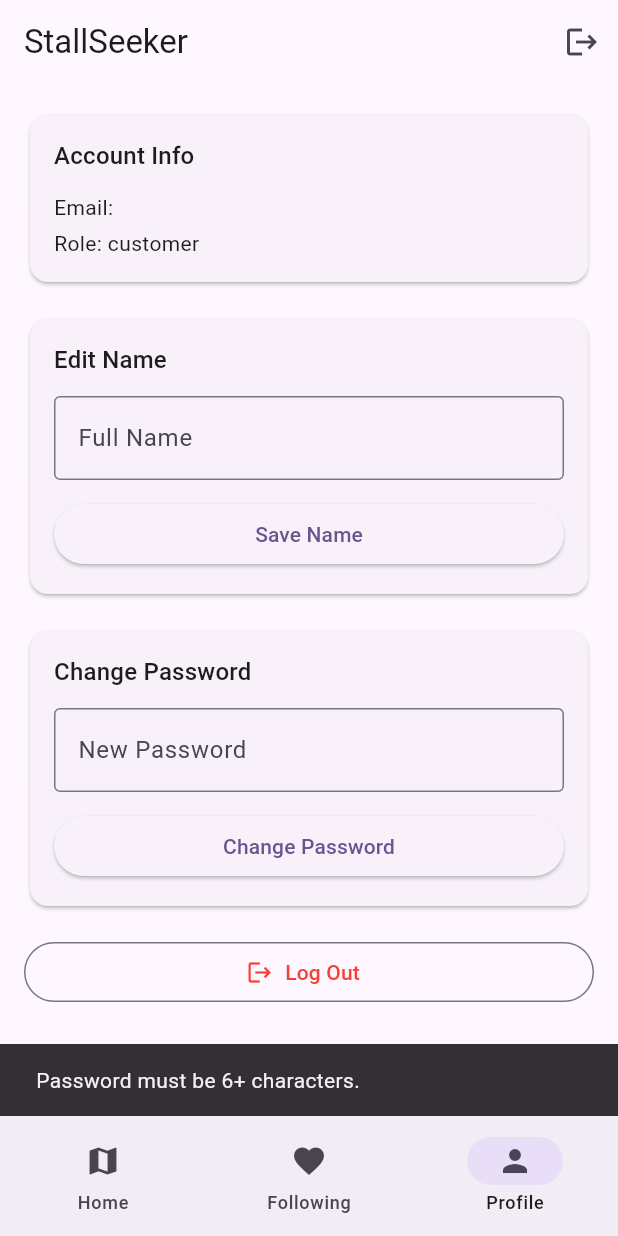
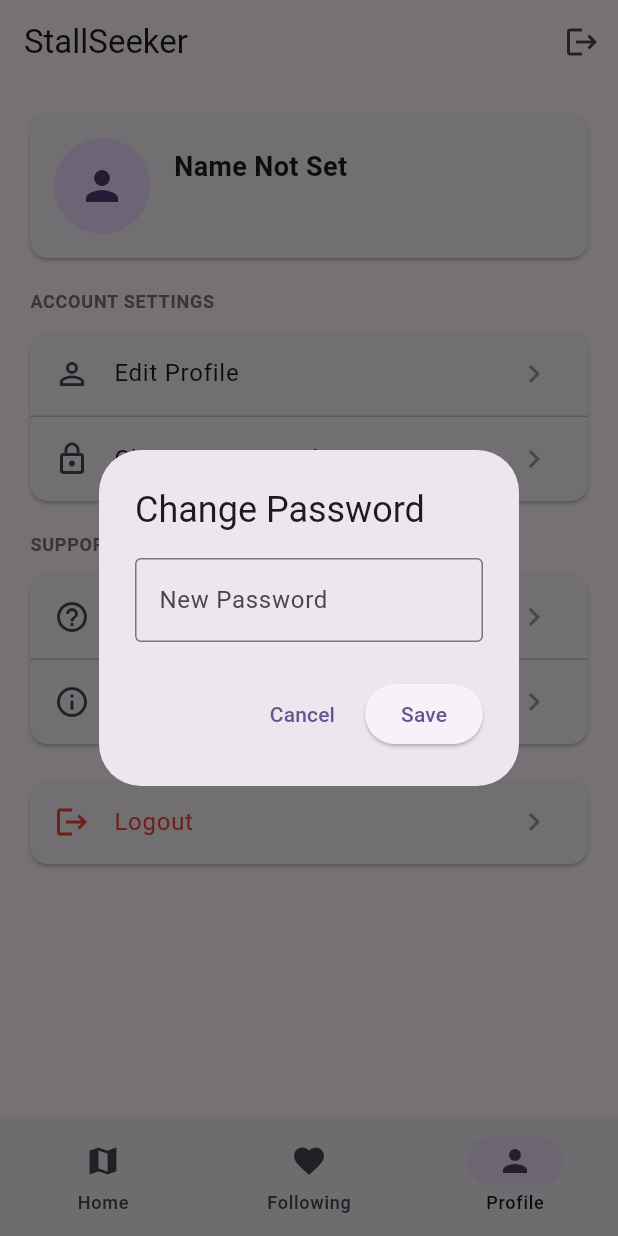
Before and after one commit to Adam-Danish/StallSeeker_Trial, a Flutter app: the screen it shows once a user with an empty profile is signed in, item 3 of the bottom bar chosen, after a tap on "Change Password", on a phone screen of 412 x 824 dp. Run offline on Flutter 3.47's test engine with Material 3 defaults, Android fonts, the phone set to English and light mode, and no system bars; our stand-ins replace cloud_firestore, firebase_auth, firebase_core, firebase_messaging, firebase_storage, flutter_local_notifications and 4 more; accounts and stored records are empty.

Commit message:
Fix customer profile screen to match vendor profile style

```diff
--- a/lib/features/customer/profile/customer_profile_screen.dart
+++ b/lib/features/customer/profile/customer_profile_screen.dart
@@ -2,6 +2,8 @@ import 'package:flutter/material.dart';
 import 'package:firebase_auth/firebase_auth.dart';
 import '../../../core/models/user_model.dart';
 import '../../../core/services/auth_service.dart';
+import '../../shared/faq_screen.dart';
+import '../../shared/about_screen.dart';
 import '../../shared/logout_helper.dart';
 
 class CustomerProfileScreen extends StatefulWidget {
@@ -13,25 +15,14 @@ class CustomerProfileScreen extends StatefulWidget {
 
 class _CustomerProfileScreenState extends State<CustomerProfileScreen> {
   final _authService = AuthService();
-  final _nameController = TextEditingController();
-  final _newPasswordController = TextEditingController();
 
   UserModel? _userModel;
   bool _isLoading = true;
-  bool _isSavingName = false;
-  bool _isChangingPassword = false;
 
   @override
   void initState() {
     super.initState();
     _loadUserData();
-  }
-
-  @override
-  void dispose() {
-    _nameController.dispose();
-    _newPasswordController.dispose();
-    super.dispose();
   }
 
   Future<void> _loadUserData() async {
@@ -41,67 +32,187 @@ class _CustomerProfileScreenState extends State<CustomerProfileScreen> {
       if (mounted) {
         setState(() {
           _userModel = userData;
-          _nameController.text = userData?.fullName ?? '';
           _isLoading = false;
         });
       }
     } else {
+      if (mounted) {
         setState(() => _isLoading = false);
       }
     }
+  }
 
-  Future<void> _saveName() async {
+  void _showEditProfileDialog() {
+    final nameController =
+        TextEditingController(text: _userModel?.fullName ?? '');
+    bool isSaving = false;
+
+    showDialog(
+      context: context,
+      builder: (dialogContext) {
+        return StatefulBuilder(
+          builder: (dialogContext, setDialogState) {
+            return AlertDialog(
+              title: const Text('Edit Profile'),
+              content: TextField(
+                controller: nameController,
+                decoration: const InputDecoration(
+                  labelText: 'Full Name',
+                  border: OutlineInputBorder(),
+                ),
+              ),
+              actions: [
+                TextButton(
+                  onPressed: () => Navigator.pop(dialogContext),
+                  child: const Text('Cancel'),
+                ),
+                ElevatedButton(
+                  onPressed: isSaving
+                      ? null
+                      : () async {
                           final user = FirebaseAuth.instance.currentUser;
-    if (user == null) return;
+                          final newName = nameController.text.trim();
+                          if (user == null || newName.isEmpty) return;
 
-    final newName = _nameController.text.trim();
-    if (newName.isEmpty) {
+                          setDialogState(() => isSaving = true);
+                          final error = await _authService.updateFullName(
+                              user.uid, newName);
+
+                          if (dialogContext.mounted) {
+                            Navigator.pop(dialogContext);
+                          }
+
+                          if (error == null) {
+                            await _loadUserData(); // refresh header card
+                          }
+
+                          if (!mounted) return;
+
                           ScaffoldMessenger.of(context).showSnackBar(
-        const SnackBar(content: Text('Name cannot be empty.')),
+                            SnackBar(
+                              content: Text(error ?? 'Profile updated.'),
+                              backgroundColor:
+                                  error != null ? Colors.red : Colors.green,
+                            ),
+                          );
+                        },
+                  child: isSaving
+                      ? const SizedBox(
+                          width: 20,
+                          height: 20,
+                          child: CircularProgressIndicator(strokeWidth: 2),
+                        )
+                      : const Text('Save'),
+                ),
+              ],
+            );
+          },
+        );
+      },
+    );
+  }
+
+  void _showChangePasswordDialog() {
+    final passwordController = TextEditingController();
+    bool isSaving = false;
+
+    showDialog(
+      context: context,
+      builder: (dialogContext) {
+        return StatefulBuilder(
+          builder: (dialogContext, setDialogState) {
+            return AlertDialog(
+              title: const Text('Change Password'),
+              content: TextField(
+                controller: passwordController,
+                obscureText: true,
+                decoration: const InputDecoration(
+                  labelText: 'New Password',
+                  border: OutlineInputBorder(),
+                ),
+              ),
+              actions: [
+                TextButton(
+                  onPressed: () => Navigator.pop(dialogContext),
+                  child: const Text('Cancel'),
+                ),
+                ElevatedButton(
+                  onPressed: isSaving
+                      ? null
+                      : () async {
+                          final newPassword = passwordController.text.trim();
+                          if (newPassword.length < 6) {
+                            ScaffoldMessenger.of(context).showSnackBar(
+                              const SnackBar(
+                                  content:
+                                      Text('Password must be 6+ characters.')),
                             );
                             return;
                           }
 
-    setState(() => _isSavingName = true);
+                          setDialogState(() => isSaving = true);
+                          final error =
+                              await _authService.changePassword(newPassword);
 
-    final error = await _authService.updateFullName(user.uid, newName);
+                          if (dialogContext.mounted) {
+                            Navigator.pop(dialogContext);
+                          }
 
-    if (mounted) {
-      setState(() => _isSavingName = false);
+                          if (!mounted) return;
+
                           ScaffoldMessenger.of(context).showSnackBar(
                             SnackBar(
-          content: Text(error ?? 'Name updated.'),
-          backgroundColor: error != null ? Colors.red : Colors.green,
+                              content: Text(
+                                  error ?? 'Password changed successfully.'),
+                              backgroundColor:
+                                  error != null ? Colors.red : Colors.green,
+                            ),
+                          );
+                        },
+                  child: isSaving
+                      ? const SizedBox(
+                          width: 20,
+                          height: 20,
+                          child: CircularProgressIndicator(strokeWidth: 2),
+                        )
+                      : const Text('Save'),
+                ),
+              ],
+            );
+          },
+        );
+      },
+    );
+  }
+
+  Widget _sectionHeader(String title) {
+    return Padding(
+      padding: const EdgeInsets.fromLTRB(4, 16, 4, 8),
+      child: Text(
+        title,
+        style: TextStyle(
+          fontSize: 12,
+          fontWeight: FontWeight.bold,
+          color: Colors.grey.shade600,
+          letterSpacing: 0.5,
+        ),
       ),
     );
   }
-  }
 
-  Future<void> _changePassword() async {
-    final newPassword = _newPasswordController.text.trim();
-    if (newPassword.length < 6) {
-      ScaffoldMessenger.of(context).showSnackBar(
-        const SnackBar(content: Text('Password must be 6+ characters.')),
+  Widget _settingsTile({
+    required IconData icon,
+    required String title,
+    required VoidCallback onTap,
+    Color? iconColor,
+    Color? textColor,
+  }) {
+    return ListTile(
+      leading: Icon(icon, color: iconColor),
+      title: Text(title, style: TextStyle(color: textColor)),
+      trailing: const Icon(Icons.chevron_right, color: Colors.grey),
+      onTap: onTap,
     );
-      return;
-    }
-
-    setState(() => _isChangingPassword = true);
-
-    final error = await _authService.changePassword(newPassword);
-
-    if (mounted) {
-      setState(() => _isChangingPassword = false);
-      if (error == null) {
-        _newPasswordController.clear();
-      }
-      ScaffoldMessenger.of(context).showSnackBar(
-        SnackBar(
-          content: Text(error ?? 'Password changed successfully.'),
-          backgroundColor: error != null ? Colors.red : Colors.green,
-        ),
-      );
-    }
   }
 
   @override
@@ -111,108 +222,98 @@ class _CustomerProfileScreenState extends State<CustomerProfileScreen> {
     }
 
     return ListView(
-      padding: const EdgeInsets.all(16.0),
+      padding: const EdgeInsets.all(16),
       children: [
-        // Account info (read-only)
         Card(
           child: Padding(
-            padding: const EdgeInsets.all(16.0),
+            padding: const EdgeInsets.all(16),
+            child: Row(
+              children: [
+                CircleAvatar(
+                  radius: 32,
+                  backgroundColor:
+                      Theme.of(context).colorScheme.primaryContainer,
+                  child: const Icon(Icons.person, size: 32),
+                ),
+                const SizedBox(width: 16),
+                Expanded(
                   child: Column(
                     crossAxisAlignment: CrossAxisAlignment.start,
                     children: [
-                Text('Account Info',
-                    style: Theme.of(context).textTheme.titleMedium),
-                const SizedBox(height: 12),
-                Text('Email: ${_userModel?.email ?? "N/A"}'),
+                      Text(
+                        _userModel?.fullName.isNotEmpty == true
+                            ? _userModel!.fullName
+                            : 'Name Not Set',
+                        style: const TextStyle(
+                            fontSize: 18, fontWeight: FontWeight.bold),
+                      ),
                       const SizedBox(height: 4),
-                Text('Role: ${_userModel?.role ?? "N/A"}'),
+                      Text(
+                        _userModel?.email ?? '',
+                        style: TextStyle(color: Colors.grey.shade600),
+                      ),
                     ],
-            ),
-          ),
-        ),
-        const SizedBox(height: 16),
-
-        // Edit name
-        Card(
-          child: Padding(
-            padding: const EdgeInsets.all(16.0),
-            child: Column(
-              crossAxisAlignment: CrossAxisAlignment.start,
-              children: [
-                Text('Edit Name',
-                    style: Theme.of(context).textTheme.titleMedium),
-                const SizedBox(height: 12),
-                TextField(
-                  controller: _nameController,
-                  decoration: const InputDecoration(
-                    labelText: 'Full Name',
-                    border: OutlineInputBorder(),
-                  ),
-                ),
-                const SizedBox(height: 12),
-                SizedBox(
-                  width: double.infinity,
-                  child: ElevatedButton(
-                    onPressed: _isSavingName ? null : _saveName,
-                    child: _isSavingName
-                        ? const SizedBox(
-                            width: 20,
-                            height: 20,
-                            child: CircularProgressIndicator(strokeWidth: 2),
-                          )
-                        : const Text('Save Name'),
                   ),
                 ),
               ],
             ),
           ),
         ),
-        const SizedBox(height: 16),
-
-        // Change password
+        _sectionHeader('ACCOUNT SETTINGS'),
         Card(
-          child: Padding(
-            padding: const EdgeInsets.all(16.0),
           child: Column(
-              crossAxisAlignment: CrossAxisAlignment.start,
             children: [
-                Text('Change Password',
-                    style: Theme.of(context).textTheme.titleMedium),
-                const SizedBox(height: 12),
-                TextField(
-                  controller: _newPasswordController,
-                  obscureText: true,
-                  decoration: const InputDecoration(
-                    labelText: 'New Password',
-                    border: OutlineInputBorder(),
+              _settingsTile(
+                icon: Icons.person_outline,
+                title: 'Edit Profile',
+                onTap: _showEditProfileDialog,
               ),
-                ),
-                const SizedBox(height: 12),
-                SizedBox(
-                  width: double.infinity,
-                  child: ElevatedButton(
-                    onPressed: _isChangingPassword ? null : _changePassword,
-                    child: _isChangingPassword
-                        ? const SizedBox(
-                            width: 20,
-                            height: 20,
-                            child: CircularProgressIndicator(strokeWidth: 2),
-                          )
-                        : const Text('Change Password'),
-                  ),
+              const Divider(height: 1),
+              _settingsTile(
+                icon: Icons.lock_outline,
+                title: 'Change Password',
+                onTap: _showChangePasswordDialog,
               ),
             ],
           ),
         ),
+        _sectionHeader('SUPPORT & INFORMATION'),
+        Card(
+          child: Column(
+            children: [
+              _settingsTile(
+                icon: Icons.help_outline,
+                title: 'FAQ',
+                onTap: () {
+                  Navigator.push(
+                    context,
+                    MaterialPageRoute(
+                        builder: (_) => const FaqScreen(isVendor: false)),
+                  );
+                },
+              ),
+              const Divider(height: 1),
+              _settingsTile(
+                icon: Icons.info_outline,
+                title: 'About StallSeeker',
+                onTap: () {
+                  Navigator.push(
+                    context,
+                    MaterialPageRoute(builder: (_) => const AboutScreen()),
+                  );
+                },
+              ),
+            ],
+          ),
         ),
         const SizedBox(height: 16),
-
-        SizedBox(
-          width: double.infinity,
-          child: OutlinedButton.icon(
-            icon: const Icon(Icons.logout, color: Colors.red),
-            label: const Text('Log Out', style: TextStyle(color: Colors.red)),
-            onPressed: () => confirmAndLogout(context, _authService),
+        Card(
+          child: _settingsTile(
+            icon: Icons.logout,
+            title: 'Logout',
+            iconColor: Colors.red,
+            textColor: Colors.red,
+            onTap: () => confirmAndLogout(context, _authService),
           ),
         ),
       ],
```
Lines whose indentation alone changed are shown as unchanged.
